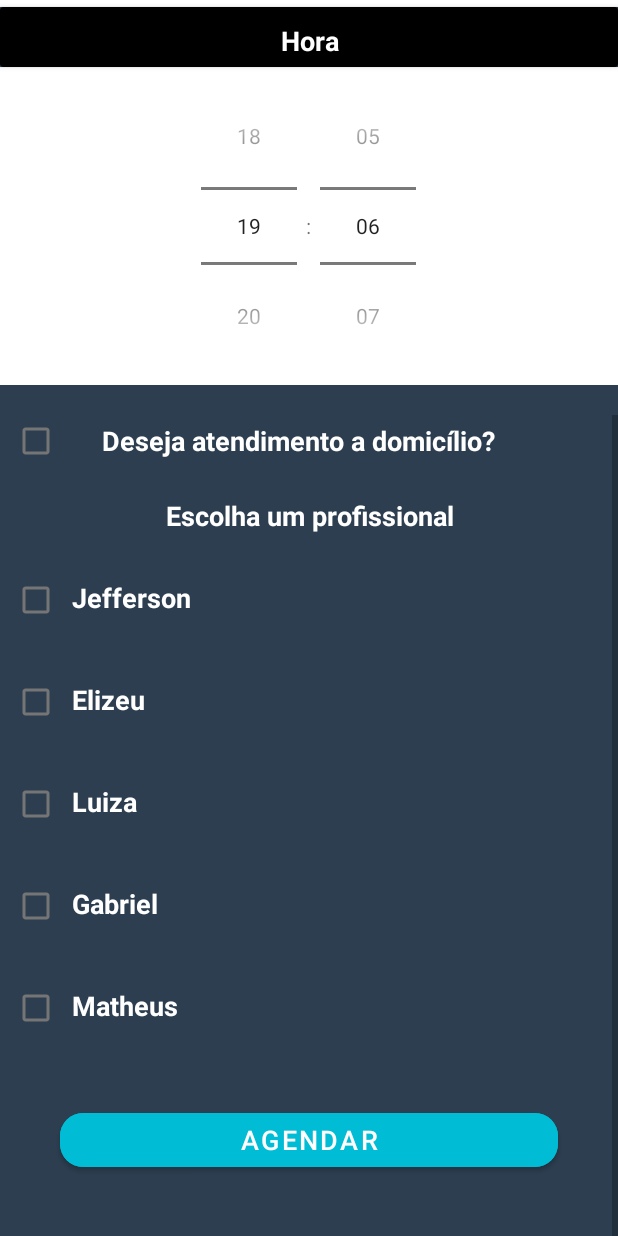
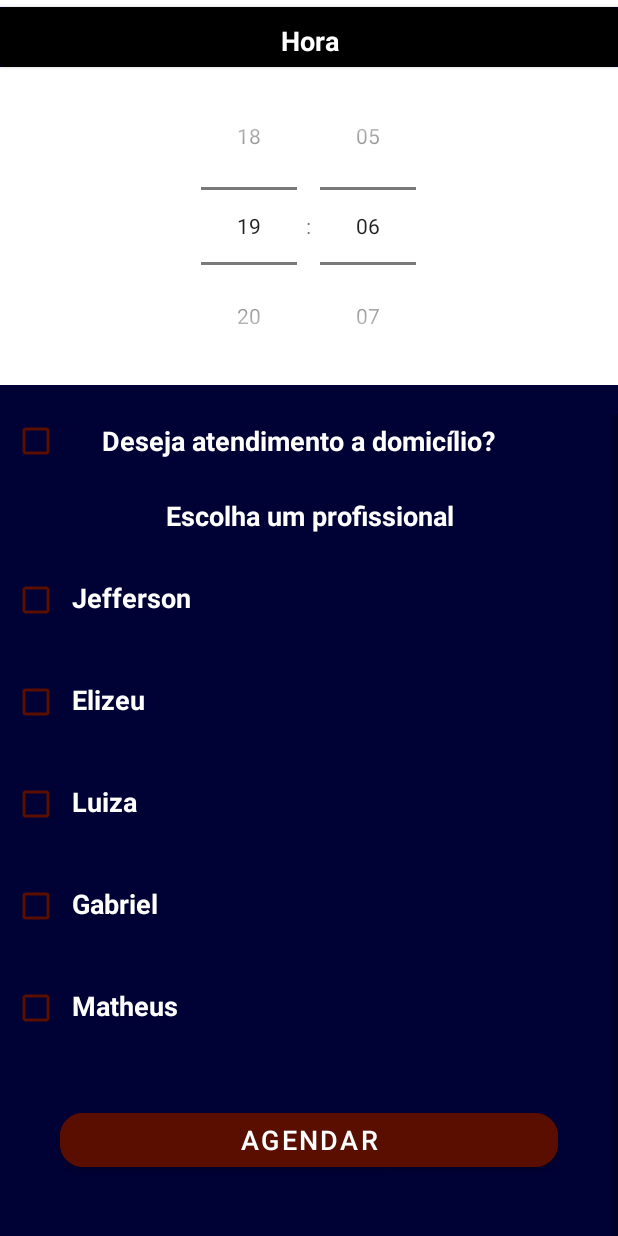
Before and after one commit to devalenca/-CorteCerto, an Android app built with Jetpack Compose: the Agendamento screen opened directly, with no data from a screen before it, scrolled down 416 dp, on a phone screen of 412 x 824 dp. Run offline under Robolectric (Android 15) with nearby library versions, the phone set to English and light mode, and no system bars; our stand-ins replace Firebase (no records; nobody signed in at launch, a user with empty details on screens opened directly).

Commit message:
atualizando cores de botão e background

```diff
--- a/app/src/main/res/layout/activity_agendamento.xml
+++ b/app/src/main/res/layout/activity_agendamento.xml
@@ -102,6 +102,7 @@
                 android:layout_width="wrap_content"
                 android:layout_height="match_parent"
                 android:layout_gravity="left"
+                android:buttonTint="#590E00"
                 android:checked="false" />
 
             <TextView
@@ -170,7 +171,8 @@
                 android:id="@+id/barbeiro1"
                 android:layout_width="wrap_content"
                 android:layout_height="wrap_content"
-                android:checked="false"/>
+                android:buttonTint="#590E00"
+                android:checked="false" />
 
             <TextView
                 android:layout_width="match_parent"
@@ -194,7 +196,8 @@
                 android:id="@+id/barbeiro2"
                 android:layout_width="wrap_content"
                 android:layout_height="wrap_content"
-                android:checked="false"/>
+                android:buttonTint="#590e00"
+                android:checked="false" />
 
             <TextView
                 android:layout_width="match_parent"
@@ -218,7 +221,8 @@
                 android:id="@+id/barbeiro3"
                 android:layout_width="wrap_content"
                 android:layout_height="wrap_content"
-                android:checked="false"/>
+                android:buttonTint="#590e00"
+                android:checked="false" />
 
             <TextView
                 android:layout_width="match_parent"
@@ -241,7 +245,8 @@
                 android:id="@+id/barbeiro4"
                 android:layout_width="wrap_content"
                 android:layout_height="wrap_content"
-                android:checked="false"/>
+                android:buttonTint="#590e00"
+                android:checked="false" />
 
             <TextView
                 android:layout_width="match_parent"
@@ -264,7 +269,8 @@
                 android:id="@+id/barbeiro5"
                 android:layout_width="wrap_content"
                 android:layout_height="wrap_content"
-                android:checked="false"/>
+                android:buttonTint="#590e00"
+                android:checked="false" />
 
             <TextView
                 android:layout_width="match_parent"
@@ -281,7 +287,7 @@
             android:layout_width="match_parent"
             android:layout_height="wrap_content"
             android:layout_margin="40dp"
-            android:backgroundTint="#00BCD4"
+            android:backgroundTint="#590e00"
             android:text="Agendar"
             android:textColor="@color/white"
             android:textSize="18sp"
--- a/app/src/main/res/layout/activity_cadastro.xml
+++ b/app/src/main/res/layout/activity_cadastro.xml
@@ -80,7 +80,7 @@
             android:layout_marginTop="20dp"
             android:layout_marginEnd="100dp"
             android:layout_marginBottom="20dp"
-            android:backgroundTint="@color/teal_200"
+            android:backgroundTint="#590e00"
             android:padding="15dp"
             android:text="REGISTRAR-SE"
             android:textColor="@color/white"
--- a/app/src/main/res/layout/activity_home.xml
+++ b/app/src/main/res/layout/activity_home.xml
@@ -57,7 +57,7 @@
         android:layout_marginStart="-150dp"
         android:layout_marginTop="16dp"
         android:layout_marginEnd="10dp"
-        android:backgroundTint="#00BCD4"
+        android:backgroundTint="#590e00"
         android:text="Deslogar"
         android:textStyle="bold"
         app:layout_constraintEnd_toEndOf="parent"
--- a/app/src/main/res/layout/activity_main.xml
+++ b/app/src/main/res/layout/activity_main.xml
@@ -81,7 +81,7 @@
         android:layout_marginTop="40dp"
         android:layout_marginEnd="100dp"
         android:layout_marginBottom="15dp"
-        android:backgroundTint="@color/teal_200"
+        android:backgroundTint="#590e00"
         android:padding="12dp"
         android:text="LOGAR"
         android:textColor="@color/white"
@@ -97,7 +97,7 @@
         android:layout_marginTop="0dp"
         android:layout_marginEnd="100dp"
         android:layout_marginBottom="20dp"
-        android:backgroundTint="@color/teal_200"
+        android:backgroundTint="#590e00"
         android:padding="12dp"
         android:text="Registrar-se"
         android:textColor="@color/white"
--- a/app/src/main/res/layout/activity_recuperacao.xml
+++ b/app/src/main/res/layout/activity_recuperacao.xml
@@ -65,7 +65,7 @@
             android:layout_marginTop="55dp"
             android:layout_marginEnd="100dp"
             android:layout_marginBottom="15dp"
-            android:backgroundTint="@color/teal_200"
+            android:backgroundTint="#590e00"
             android:padding="12dp"
             android:text="ENVIAR E-MAIL"
             android:textColor="@color/white"
--- a/app/src/main/res/values/colors.xml
+++ b/app/src/main/res/values/colors.xml
@@ -7,7 +7,7 @@
     <color name="teal_700">#FF018786</color>
     <color name="black">#FF000000</color>
     <color name="white">#FFFFFFFF</color>
-    <color name="midnightblue">#2C3E50</color>
+    <color name="midnightblue">#000134</color>
 
 
 </resources>
```
